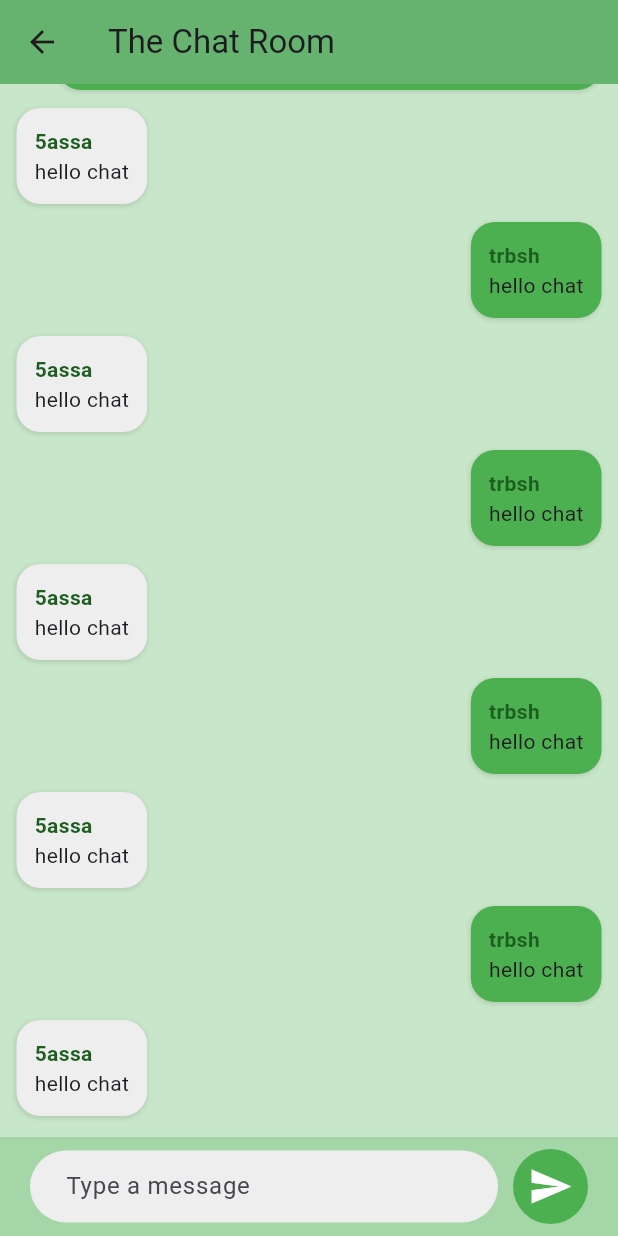
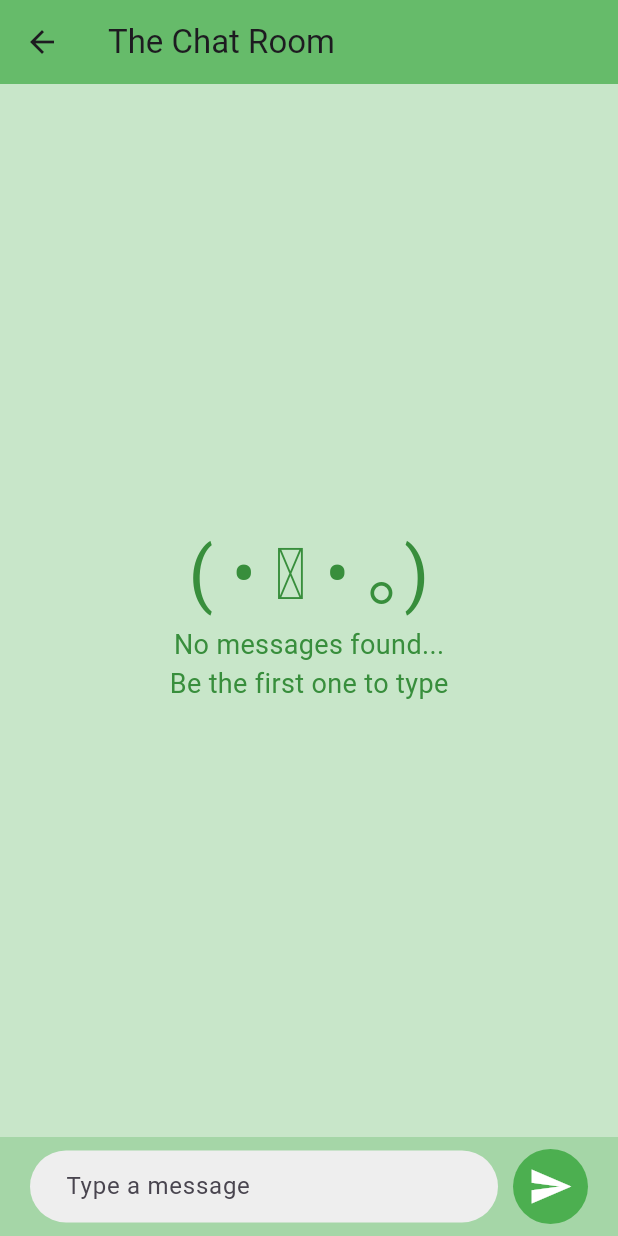
Before and after one commit to med-taha-fourati/project07_mobile, a Flutter app: the ChatScreen screen opened by its route, on a phone screen of 412 x 824 dp. Run offline on Flutter 3.47's test engine with Material 3 defaults, Android fonts, the phone set to English and light mode, and no system bars.

Commit message:
when the chat room is empty and lonely

```diff
--- a/lib/screens/chat_screen.dart
+++ b/lib/screens/chat_screen.dart
@@ -9,21 +9,7 @@ class ChatScreen extends StatefulWidget {
 }
 
 List<Message> messages = [
-  new Message(text: "hello chat", from: "adkfjasdlfkjas", username: "trbsh", createdAt: DateTime.now()),
-  new Message(text: "hello cdfsa", from: "adkfjasdlfkjas", username: "not trbsh", createdAt: DateTime.now()),
-  new Message(text: "hello chat", from: "adkfjasdlfkjas", username: "obv not trbsh", createdAt: DateTime.now()),
-  new Message(text: "hello chat", from: "adkfjasdlfkjas", username: "5assa", createdAt: DateTime.now()),
-  new Message(text: "hello chat", from: "adkfjasdlfkjas", username: "5assa", createdAt: DateTime.now()),
-  new Message(text: "Lorem ipsum dolor sit amet, consectetur adipiscing elit, sed do eiusmod tempor incididunt ut labore et dolore magna aliqua. Ut enim ad minim veniam, quis nostrud exercitation ullamco laboris nisi ut aliquip ex ea commodo consequat. Duis aute irure dolor in reprehenderit in voluptate velit esse cillum dolore eu fugiat nulla pariatur. Excepteur sint occaecat cupidatat non proident, sunt in culpa qui officia deserunt mollit anim id est laborum.", from: "adkfjasdlfkjas", username: "trbsh", createdAt: DateTime.now()),
-  new Message(text: "hello chat", from: "adkfjasdlfkjas", username: "5assa", createdAt: DateTime.now()),
-  new Message(text: "hello chat", from: "adkfjasdlfkjas", username: "trbsh", createdAt: DateTime.now()),
-  new Message(text: "hello chat", from: "adkfjasdlfkjas", username: "5assa", createdAt: DateTime.now()),
-  new Message(text: "hello chat", from: "adkfjasdlfkjas", username: "trbsh", createdAt: DateTime.now()),
-  new Message(text: "hello chat", from: "adkfjasdlfkjas", username: "5assa", createdAt: DateTime.now()),
-  new Message(text: "hello chat", from: "adkfjasdlfkjas", username: "trbsh", createdAt: DateTime.now()),
-  new Message(text: "hello chat", from: "adkfjasdlfkjas", username: "5assa", createdAt: DateTime.now()),
-  new Message(text: "hello chat", from: "adkfjasdlfkjas", username: "trbsh", createdAt: DateTime.now()),
-  new Message(text: "hello chat", from: "adkfjasdlfkjas", username: "5assa", createdAt: DateTime.now()),
+
 ];
 
 class _ChatState extends State<ChatScreen> {
@@ -54,7 +40,26 @@ class _ChatState extends State<ChatScreen> {
             Expanded(
               child: Container(
                 color: Colors.green.shade100,
-                child: ListView(
+                child: messages.isEmpty ?
+                Center(
+                    child: Column(
+                      mainAxisAlignment: MainAxisAlignment.center,
+                        children:[
+                          Text(
+                              "( • ᴖ • ｡)",
+                              style: TextStyle(fontSize: 48, color: Colors.green.shade700)
+                          ),
+                          Text(
+                              "No messages found...",
+                              style: TextStyle(fontSize: 18, color: Colors.green.shade700)
+                          ),
+                          Text(
+                              "Be the first one to type",
+                              style: TextStyle(fontSize: 18, color: Colors.green.shade700)
+                          ),
+                        ]
+                    )
+                ): ListView(
                   controller: _controller,
                   padding: EdgeInsets.all(8),
                   children: messages.map((msg) => Align(
```
